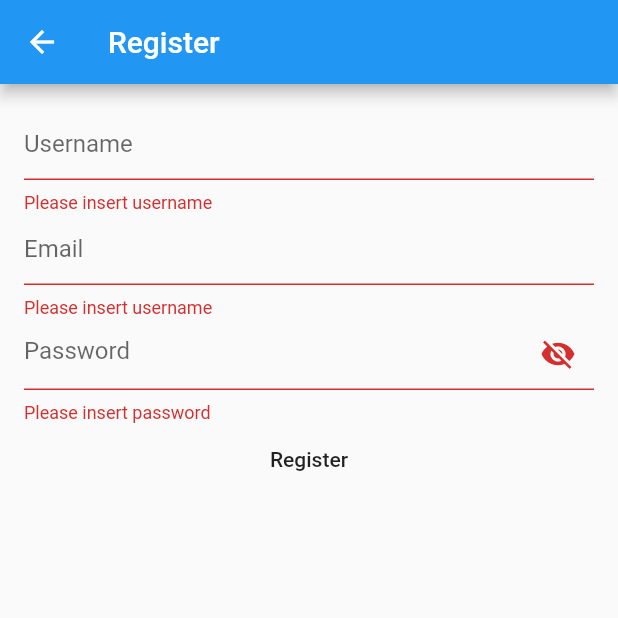
After one commit to myaasiinh/app_news_flutter, a Flutter app: the Register screen opened directly, after a tap on "Register", on a phone screen of 412 x 824 dp, the top half of it. The commit adds this screen. Run offline on Flutter 3.47's test engine with Material 2 defaults, Android fonts, the phone set to English and light mode, and no system bars; our stand-ins replace shared_preferences; accounts and stored records are empty.

Commit message:
register & shared pref, display email & username

```diff
--- a/lib/main.dart
+++ b/lib/main.dart
@@ -1,5 +1,6 @@
 import 'dart:convert';
 import 'package:app_news/mainMenu.dart';
+import 'package:app_news/register.dart';
 import 'package:flutter/material.dart';
 import 'package:http/http.dart' as http;
 import 'package:shared_preferences/shared_preferences.dart';
@@ -59,26 +60,30 @@ class _LoginState extends State<Login> {
       );
 
       final data = jsonDecode(response.body);
-    print(data);
 
       int value = data['value'];
       String message = data['message'];
+      String usernameAPI = data['username'];
+      String emailAPI = data['email'];
       if (value == 1) {
         setState(() {
           _loginStatus = LoginStatus.signIn;
-        savePref(value);
+          savePref(value, usernameAPI, emailAPI);
         });
         print(message);
+        getPref();
       } else {
         print(message);
       }
 
   }
 
-  savePref(int value) async {
+  savePref(int value, String username, String email) async {
     SharedPreferences preferences = await SharedPreferences.getInstance();
     setState(() {
       preferences.setInt('value', value);
+      preferences.setString('username', username);
+      preferences.setString('email', email);
       // ignore: deprecated_member_use
       preferences.commit();
     });
@@ -95,8 +100,18 @@ class _LoginState extends State<Login> {
 
   @override
   void initState() {
+      getPref();
     super.initState();
-    getPref();
+  }
+
+  signOut() async {
+    SharedPreferences preferences = await SharedPreferences.getInstance();
+    setState(() {
+      preferences.setInt('value', 0);
+      // ignore: deprecated_member_use
+      preferences.commit();
+      _loginStatus = LoginStatus.notSignIn;
+    });
   }
 
   @override
@@ -147,13 +162,22 @@ class _LoginState extends State<Login> {
                 },
                 child: Text('Login'),
               ),
+              InkWell(
+                onTap: () {
+                  Navigator.of(context).push(MaterialPageRoute(
+                      builder: (context) => Register()));
+                },
+                child: Text('Create new account', textAlign: TextAlign.center,
+                ),
+              ),
             ],
           ),
         )
     );
+     // ignore: dead_code
      break;
       case LoginStatus.signIn:
-        return MainMenu();
+        return MainMenu(signOut: signOut,);
     }
   }
 }
--- /dev/null
+++ b/lib/register.dart
@@ -0,0 +1,120 @@
+import 'dart:convert';
+
+import 'package:flutter/material.dart';
+import 'package:http/http.dart' as http;
+
+class Register extends StatefulWidget {
+  const Register({Key? key}) : super(key: key);
+
+  @override
+  State<Register> createState() => _RegisterState();
+}
+
+class _RegisterState extends State<Register> {
+
+  late String username, email, password;
+
+  bool _secureText = true;
+
+  final _key = GlobalKey<FormState>();
+
+
+  showHide() {
+    setState(() {
+      _secureText = !_secureText;
+    });
+  }
+
+  check() {
+    final form = _key.currentState;
+    if (form!.validate()) {
+      form.save();
+      register();
+      //print('email: $email, password: $password');
+    }
+  }
+
+  register() async {
+
+     final response = await http.post(Uri.parse("http://192.168.1.3/appnew/register.php"),
+          body: {
+            "username": username,
+            "email": email,
+            "password": password,
+          }
+      );
+
+      final data = jsonDecode(response.body);
+      int value = data['value'];
+      String message = data['message'];
+      if (value == 1) {
+        setState(() {
+        Navigator.pop(context);
+        });
+      } else {
+        print(message);
+      }
+
+  }
+
+  @override
+  Widget build(BuildContext context) {
+    return Scaffold(
+      appBar: AppBar(
+        title: const Text('Register'),
+      ),
+      body: Form(
+        key: _key,
+      child: ListView(
+        padding: const EdgeInsets.all(16),
+        children: <Widget>[
+          TextFormField(
+                validator: (e) {
+                  if (e!.isEmpty) {
+                    return 'Please insert username';
+                  }
+                },
+                onSaved: (e) => username = e!,
+                decoration: InputDecoration(
+                  hintText: 'Username',
+                ),
+              ),
+          TextFormField(
+                validator: (e) {
+                  if (e!.isEmpty) {
+                    return 'Please insert username';
+                  }
+                },
+                onSaved: (e) => email = e!,
+                decoration: InputDecoration(
+                  hintText: 'Email',
+                ),
+              ),
+              TextFormField(
+                validator: (e) {
+                  if (e!.isEmpty) {
+                    return 'Please insert password';
+                  }
+                },
+                onSaved: (e) => password = e!,
+                obscureText: _secureText,
+                decoration: InputDecoration(
+                  hintText: 'Password',
+                  suffixIcon: IconButton(
+                    onPressed: showHide,
+                    icon: Icon(_secureText ? Icons.visibility_off : Icons.visibility),
+                  ),
+                ),
+              ),
+              MaterialButton(
+                onPressed: () {
+                  check();
+                },
+                child: const Text('Register'),
+              ),
+        ],
+      )
+    ),
+    );
+  }
+}
```
Also changed, not shown: lib/mainMenu.dart (+41 -9 lines). Lines whose indentation alone changed are shown as unchanged.
